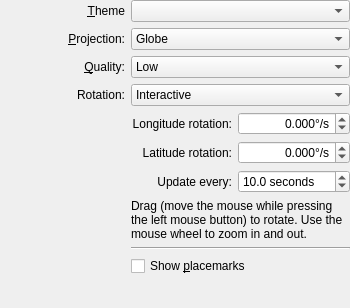
Old version of the form wallpapers/marble/config.ui in the repository KDE/kdeplasma-addons.
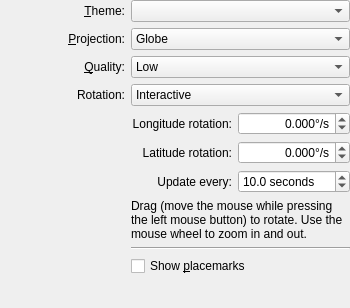
New version of the form. Custom widgets are drawn as their Qt base class.

```diff
--- a/wallpapers/marble/config.ui
+++ b/wallpapers/marble/config.ui
@@ -17,7 +17,7 @@
    <item row="0" column="0">
     <widget class="QLabel" name="label_2">
      <property name="text">
-      <string>&amp;Theme</string>
+      <string>&amp;Theme:</string>
      </property>
      <property name="alignment">
       <set>Qt::AlignRight|Qt::AlignTrailing|Qt::AlignVCenter</set>
```
